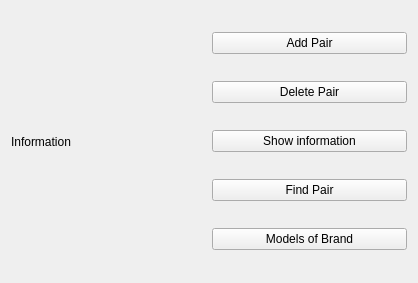
Qt form mainmenu.ui (AndreyEvstratenko/Shoose) before a commit.
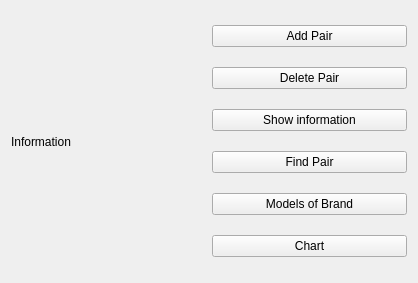
The same form after that commit.

```diff
--- a/mainmenu.ui
+++ b/mainmenu.ui
@@ -58,6 +58,13 @@
        </property>
       </widget>
      </item>
+     <item>
+      <widget class="QPushButton" name="chart">
+       <property name="text">
+        <string>Chart</string>
+       </property>
+      </widget>
+     </item>
     </layout>
    </item>
   </layout>
```
